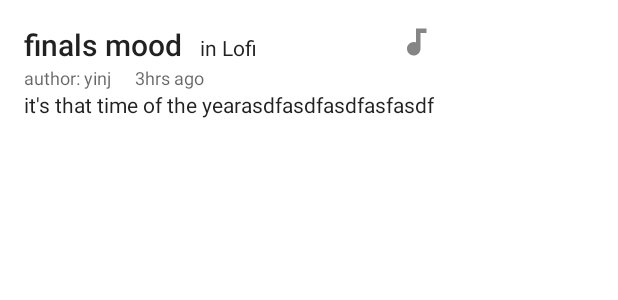
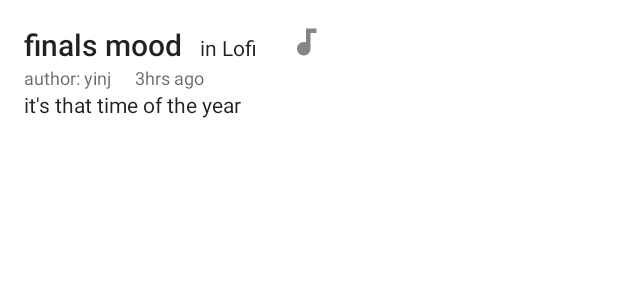
Before and after one commit to The-Ripp3r/JESS, an Android app: the layout post_info_window.xml on its own in the app's theme, with its tools: preview values and no code run, on a phone screen of 412 x 824 dp. Shown: the top 300 px of the screen. Run offline under Robolectric (Android 15) with nearby library versions, the phone set to English and light mode, and no system bars.

Commit message:
fix marker problem

```diff
--- a/app/src/main/java/com/example/jess/models/Post.java
+++ b/app/src/main/java/com/example/jess/models/Post.java
@@ -12,6 +12,7 @@ public class Post {
     public String description;
     public String musicUrl;
     public Community community;
+    public int hoursAgo;
 
     public Post(String username,
                 String datePosted,
@@ -27,6 +28,7 @@ public class Post {
         this.description = description;
         this.musicUrl = musicUrl;
         this.community = community;
+        this.hoursAgo = (int) (Math.random() * (24));
     }
 
     @Override
--- a/app/src/main/java/com/example/jess/ui/map/PostInfoWindowAdapter.java
+++ b/app/src/main/java/com/example/jess/ui/map/PostInfoWindowAdapter.java
@@ -60,7 +60,7 @@ public class PostInfoWindowAdapter implements GoogleMap.InfoWindowAdapter {
         community.setText("in " + post.community.getName());
 
         TextView timeAgo = view.findViewById(R.id.map_post_time);
-        timeAgo.setText("3hrs ago");
+        timeAgo.setText(post.hoursAgo + "hrs ago");
         return view;
     }
 }
--- a/app/src/main/res/layout/post_info_window.xml
+++ b/app/src/main/res/layout/post_info_window.xml
@@ -57,6 +57,7 @@
     <TextView
         android:id="@+id/map_post_description"
         android:layout_width="wrap_content"
+        android:minWidth="200dp"
         android:maxWidth="300dp"
         android:layout_height="wrap_content"
         android:textAppearance="@style/TextAppearance.AppCompat.Body1"
@@ -64,5 +65,5 @@
         app:layout_constraintTop_toBottomOf="@id/map_post_author"
         android:maxLines="10"
         android:ellipsize="end"
-        tools:text="it's that time of the yearasdfasdfasdfasfasdf" />
+        tools:text="it's that time of the year" />
 </LinearLayout>
```
